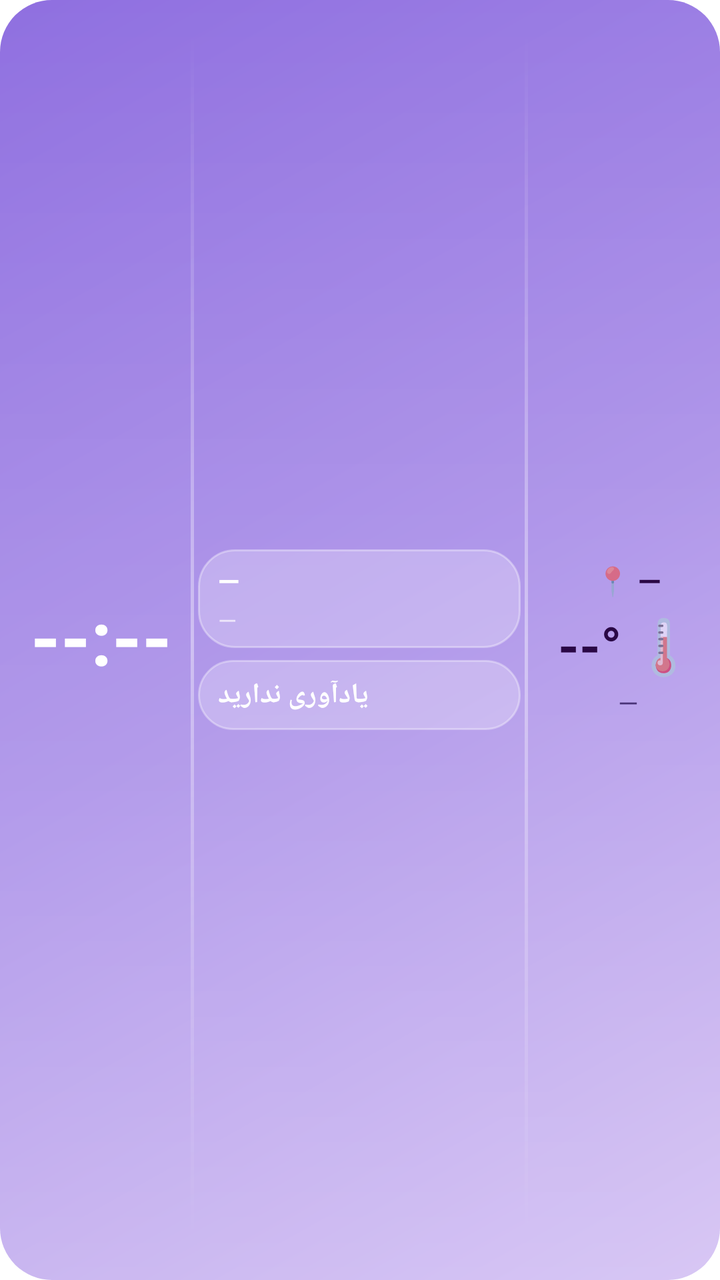
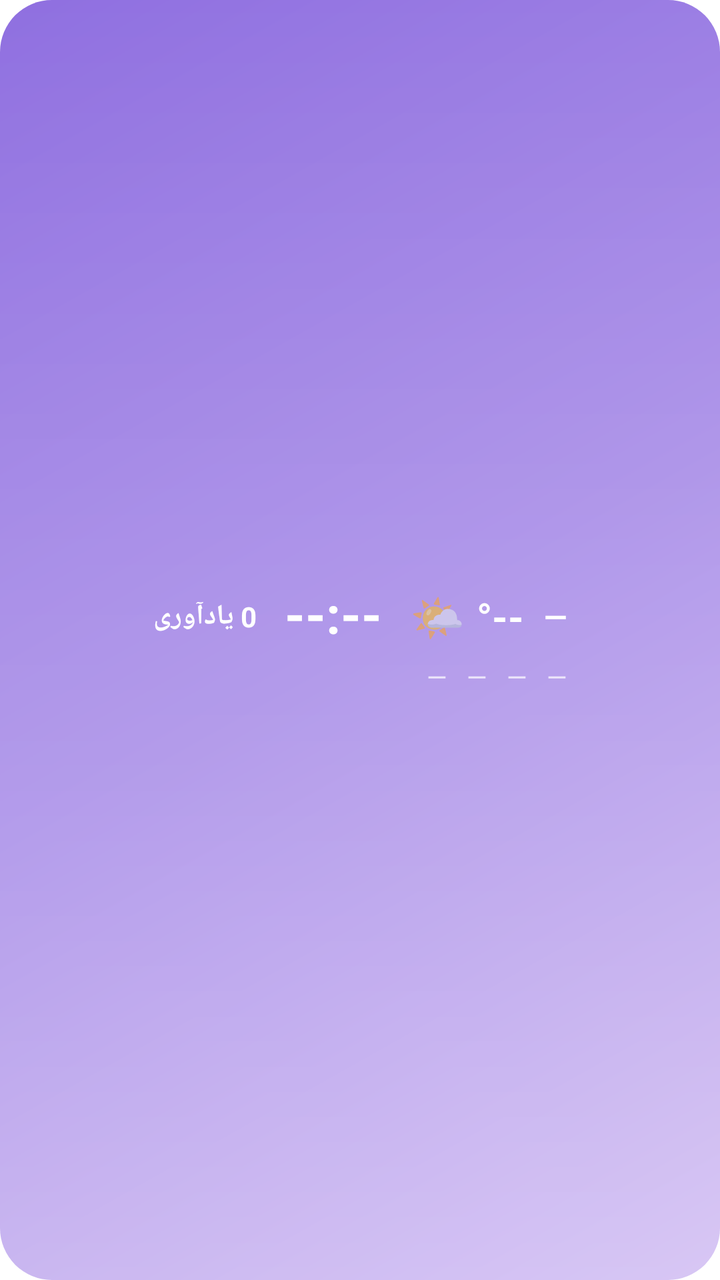

Compare the two renders of this Android layout. The source of the first and the diff that turns it into the second are given below.
<!-- AndroidManifest.xml: fallback theme Theme.MaterialComponents.DayNight.NoActionBar -->
<!-- res/layout/weather_clock_widget.xml -->
<?xml version="1.0" encoding="utf-8"?>
<FrameLayout xmlns:android="http://schemas.android.com/apk/res/android"
    android:id="@+id/widget_root"
    android:layout_width="match_parent"
    android:layout_height="match_parent"
    android:background="@drawable/widget_background">

    <LinearLayout
        android:layout_width="match_parent"
        android:layout_height="match_parent"
        android:layoutDirection="ltr"
        android:orientation="horizontal"
        android:paddingStart="6dp"
        android:paddingEnd="6dp"
        android:paddingTop="8dp"
        android:paddingBottom="8dp">

        
        <FrameLayout
            android:layout_width="0dp"
            android:layout_height="match_parent"
            android:layout_weight="26">

            <TextView
                android:id="@+id/widget_clock"
                android:layout_width="wrap_content"
                android:layout_height="wrap_content"
                android:layout_gravity="center"
                android:text="--:--"
                android:textColor="#FFFFFF"
                android:textSize="38sp"
                android:textStyle="bold"
                android:includeFontPadding="false" />
        </FrameLayout>

        
        <FrameLayout
            android:layout_width="1.5dp"
            android:layout_height="match_parent"
            android:layout_marginTop="10dp"
            android:layout_marginBottom="10dp"
            android:background="@drawable/widget_divider"></FrameLayout>

        
        <LinearLayout
            android:layout_width="0dp"
            android:layout_height="match_parent"
            android:layout_weight="48"
            android:orientation="vertical"
            android:gravity="center_vertical"
            android:paddingStart="2dp"
            android:paddingEnd="2dp">

            
            <LinearLayout
                android:layout_width="match_parent"
                android:layout_height="wrap_content"
                android:orientation="horizontal"
                android:gravity="center_vertical"
                android:background="@drawable/widget_pill_background"
                android:paddingStart="10dp"
                android:paddingEnd="10dp"
                android:paddingTop="6dp"
                android:paddingBottom="6dp">

                <LinearLayout
                    android:layout_width="0dp"
                    android:layout_height="wrap_content"
                    android:layout_weight="1"
                    android:orientation="vertical"
                    android:gravity="end"
                    android:layoutDirection="rtl">

                    <TextView
                        android:id="@+id/widget_date_line1"
                        android:layout_width="wrap_content"
                        android:layout_height="wrap_content"
                        android:text="—"
                        android:textColor="#FFFFFF"
                        android:textSize="14sp"
                        android:textStyle="bold"
                        android:gravity="end"
                        android:maxLines="1" />

                    <TextView
                        android:id="@+id/widget_date_line2"
                        android:layout_width="wrap_content"
                        android:layout_height="wrap_content"
                        android:layout_marginTop="2dp"
                        android:text="—"
                        android:textColor="#EDE6FA"
                        android:textSize="12sp"
                        android:gravity="end"
                        android:maxLines="1" />
                </LinearLayout>
            </LinearLayout>

            <FrameLayout
                android:layout_width="match_parent"
                android:layout_height="6dp"></FrameLayout>

            
            <LinearLayout
                android:layout_width="match_parent"
                android:layout_height="wrap_content"
                android:orientation="horizontal"
                android:gravity="center_vertical"
                android:background="@drawable/widget_pill_background"
                android:paddingStart="10dp"
                android:paddingEnd="10dp"
                android:paddingTop="8dp"
                android:paddingBottom="8dp">

                <TextView
                    android:id="@+id/widget_reminder"
                    android:layout_width="match_parent"
                    android:layout_height="wrap_content"
                    android:text="یادآوری ندارید"
                    android:textColor="#FFFFFF"
                    android:textSize="14sp"
                    android:textStyle="bold"
                    android:gravity="end"
                    android:layoutDirection="rtl"
                    android:maxLines="1" />
            </LinearLayout>
        </LinearLayout>

        
        <FrameLayout
            android:layout_width="1.5dp"
            android:layout_height="match_parent"
            android:layout_marginTop="10dp"
            android:layout_marginBottom="10dp"
            android:background="@drawable/widget_divider"></FrameLayout>

        
        <LinearLayout
            android:layout_width="0dp"
            android:layout_height="match_parent"
            android:layout_weight="26"
            android:orientation="vertical"
            android:gravity="center"
            android:paddingStart="10dp">

            
            <LinearLayout
                android:layout_width="wrap_content"
                android:layout_height="wrap_content"
                android:orientation="horizontal"
                android:gravity="center_vertical"
                android:layoutDirection="rtl">

                <TextView
                    android:id="@+id/widget_city"
                    android:layout_width="wrap_content"
                    android:layout_height="wrap_content"
                    android:text="—"
                    android:textColor="#2A0845"
                    android:textSize="15sp"
                    android:textStyle="bold" />

                <TextView
                    android:layout_width="wrap_content"
                    android:layout_height="wrap_content"
                    android:layout_marginStart="4dp"
                    android:text="📍"
                    android:textSize="14sp" />
            </LinearLayout>

            <LinearLayout
                android:layout_width="wrap_content"
                android:layout_height="wrap_content"
                android:layout_marginTop="4dp"
                android:orientation="horizontal"
                android:gravity="center_vertical">

                <TextView
                    android:id="@+id/widget_temp"
                    android:layout_width="wrap_content"
                    android:layout_height="wrap_content"
                    android:text="--°"
                    android:textColor="#2A0845"
                    android:textSize="27sp"
                    android:textStyle="bold" />

                <TextView
                    android:id="@+id/widget_weather_emoji"
                    android:layout_width="wrap_content"
                    android:layout_height="wrap_content"
                    android:layout_marginStart="4dp"
                    android:text="🌡️"
                    android:textSize="27sp" />
            </LinearLayout>

            <TextView
                android:id="@+id/widget_weather_desc"
                android:layout_width="wrap_content"
                android:layout_height="wrap_content"
                android:layout_marginTop="2dp"
                android:text="—"
                android:textColor="#4A3378"
                android:textSize="13sp" />
        </LinearLayout>

    </LinearLayout>
</FrameLayout>
<!-- resources referenced by this layout -->
<resources>
  <!-- drawable widget_background (drawable) -->
  <?xml version="1.0" encoding="utf-8"?>
  <layer-list xmlns:android="http://schemas.android.com/apk/res/android">
  
      <item>
          <shape>
              <corners android:radius="26dp" />
              <gradient
                  android:type="linear"
                  android:angle="135"
                  android:startColor="#CEB9F2"
                  android:centerColor="#A98EE8"
                  android:endColor="#8F6FE0" />
          </shape>
      </item>
  
      
      <item android:top="0dp" android:left="0dp" android:right="0dp">
          <shape android:shape="rectangle">
              <corners
                  android:topLeftRadius="26dp"
                  android:topRightRadius="26dp"
                  android:bottomLeftRadius="0dp"
                  android:bottomRightRadius="0dp" />
              <gradient
                  android:type="linear"
                  android:angle="90"
                  android:startColor="#33FFFFFF"
                  android:endColor="#00FFFFFF" />
              <size android:height="28dp" />
          </shape>
      </item>
  </layer-list>
  <!-- drawable widget_divider (drawable) -->
  <?xml version="1.0" encoding="utf-8"?>
  <shape xmlns:android="http://schemas.android.com/apk/res/android" android:shape="rectangle">
      <gradient
          android:type="linear"
          android:angle="90"
          android:startColor="#00FFFFFF"
          android:centerColor="#66FFFFFF"
          android:endColor="#00FFFFFF" />
  </shape>
  <!-- drawable widget_pill_background (drawable) -->
  <?xml version="1.0" encoding="utf-8"?>
  <shape xmlns:android="http://schemas.android.com/apk/res/android">
      <corners android:radius="18dp" />
      <solid android:color="#40FFFFFF" />
      <stroke
          android:width="1dp"
          android:color="#59FFFFFF" />
  </shape>
</resources>

<!-- the commit's change to res/layout/weather_clock_widget.xml (unified diff, before → after) -->
@@ -6,201 +6,127 @@
     android:background="@drawable/widget_background">
 
     <LinearLayout
-        android:layout_width="match_parent"
-        android:layout_height="match_parent"
-        android:layoutDirection="ltr"
-        android:orientation="horizontal"
-        android:paddingStart="6dp"
-        android:paddingEnd="6dp"
+        android:layout_width="wrap_content"
+        android:layout_height="wrap_content"
+        android:layout_gravity="center"
+        android:layoutDirection="rtl"
+        android:orientation="vertical"
+        android:paddingStart="14dp"
+        android:paddingEnd="14dp"
         android:paddingTop="8dp"
         android:paddingBottom="8dp">
 
         
-        <FrameLayout
-            android:layout_width="0dp"
-            android:layout_height="match_parent"
-            android:layout_weight="26">
+        <LinearLayout
+            android:layout_width="wrap_content"
+            android:layout_height="wrap_content"
+            android:layoutDirection="rtl"
+            android:orientation="horizontal"
+            android:gravity="center_vertical">
+
+            <TextView
+                android:id="@+id/widget_city"
+                android:layout_width="wrap_content"
+                android:layout_height="wrap_content"
+                android:text="—"
+                android:textColor="#FFFFFF"
+                android:textSize="15sp"
+                android:textStyle="bold"
+                android:maxLines="1" />
+
+            <TextView
+                android:id="@+id/widget_temp"
+                android:layout_width="wrap_content"
+                android:layout_height="wrap_content"
+                android:layout_marginStart="10dp"
+                android:text="--°"
+                android:textColor="#FFFFFF"
+                android:textSize="20sp"
+                android:textStyle="bold"
+                android:maxLines="1" />
+
+            <TextView
+                android:id="@+id/widget_weather_emoji"
+                android:layout_width="wrap_content"
+                android:layout_height="wrap_content"
+                android:layout_marginStart="6dp"
+                android:text="🌤️"
+                android:textSize="22sp" />
 
             <TextView
                 android:id="@+id/widget_clock"
                 android:layout_width="wrap_content"
                 android:layout_height="wrap_content"
-                android:layout_gravity="center"
+                android:layout_marginStart="14dp"
                 android:text="--:--"
                 android:textColor="#FFFFFF"
-                android:textSize="38sp"
+                android:textSize="26sp"
                 android:textStyle="bold"
-                android:includeFontPadding="false" />
-        </FrameLayout>
+                android:includeFontPadding="false"
+                android:maxLines="1" />
 
-        
+            <TextView
+                android:id="@+id/widget_reminder"
+                android:layout_width="wrap_content"
+                android:layout_height="wrap_content"
+                android:layout_marginStart="14dp"
+                android:text="0 یادآوری"
+                android:textColor="#FFFFFF"
+                android:textSize="14sp"
+                android:textStyle="bold"
+                android:maxLines="1" />
+        </LinearLayout>
+
         <FrameLayout
-            android:layout_width="1.5dp"
-            android:layout_height="match_parent"
-            android:layout_marginTop="10dp"
-            android:layout_marginBottom="10dp"
-            android:background="@drawable/widget_divider"></FrameLayout>
+            android:layout_width="match_parent"
+            android:layout_height="6dp"></FrameLayout>
 
         
         <LinearLayout
-            android:layout_width="0dp"
-            android:layout_height="match_parent"
-            android:layout_weight="48"
-            android:orientation="vertical"
-            android:gravity="center_vertical"
-            android:paddingStart="2dp"
-            android:paddingEnd="2dp">
+            android:layout_width="wrap_content"
+            android:layout_height="wrap_content"
+            android:layoutDirection="rtl"
+            android:orientation="horizontal"
+            android:gravity="center_vertical">
 
-            
-            <LinearLayout
-                android:layout_width="match_parent"
-                android:layout_height="wrap_content"
-                android:orientation="horizontal"
-                android:gravity="center_vertical"
-                android:background="@drawable/widget_pill_background"
-                android:paddingStart="10dp"
-                android:paddingEnd="10dp"
-                android:paddingTop="6dp"
-                android:paddingBottom="6dp">
-
-                <LinearLayout
-                    android:layout_width="0dp"
-                    android:layout_height="wrap_content"
-                    android:layout_weight="1"
-                    android:orientation="vertical"
-                    android:gravity="end"
-                    android:layoutDirection="rtl">
-
-                    <TextView
-                        android:id="@+id/widget_date_line1"
-                        android:layout_width="wrap_content"
-                        android:layout_height="wrap_content"
-                        android:text="—"
-                        android:textColor="#FFFFFF"
-                        android:textSize="14sp"
-                        android:textStyle="bold"
-                        android:gravity="end"
-                        android:maxLines="1" />
-
-                    <TextView
-                        android:id="@+id/widget_date_line2"
-                        android:layout_width="wrap_content"
-                        android:layout_height="wrap_content"
-                        android:layout_marginTop="2dp"
-                        android:text="—"
-                        android:textColor="#EDE6FA"
-                        android:textSize="12sp"
-                        android:gravity="end"
-                        android:maxLines="1" />
-                </LinearLayout>
-            </LinearLayout>
-
-            <FrameLayout
-                android:layout_width="match_parent"
-                android:layout_height="6dp"></FrameLayout>
-
-            
-            <LinearLayout
-                android:layout_width="match_parent"
-                android:layout_height="wrap_content"
-                android:orientation="horizontal"
-                android:gravity="center_vertical"
-                android:background="@drawable/widget_pill_background"
-                android:paddingStart="10dp"
-                android:paddingEnd="10dp"
-                android:paddingTop="8dp"
-                android:paddingBottom="8dp">
-
-                <TextView
-                    android:id="@+id/widget_reminder"
-                    android:layout_width="match_parent"
-                    android:layout_height="wrap_content"
-                    android:text="یادآوری ندارید"
-                    android:textColor="#FFFFFF"
-                    android:textSize="14sp"
-                    android:textStyle="bold"
-                    android:gravity="end"
-                    android:layoutDirection="rtl"
-                    android:maxLines="1" />
-            </LinearLayout>
-        </LinearLayout>
-
-        
-        <FrameLayout
-            android:layout_width="1.5dp"
-            android:layout_height="match_parent"
-            android:layout_marginTop="10dp"
-            android:layout_marginBottom="10dp"
-            android:background="@drawable/widget_divider"></FrameLayout>
-
-        
-        <LinearLayout
-            android:layout_width="0dp"
-            android:layout_height="match_parent"
-            android:layout_weight="26"
-            android:orientation="vertical"
-            android:gravity="center"
-            android:paddingStart="10dp">
-
-            
-            <LinearLayout
+            <TextView
+                android:id="@+id/widget_weekday"
                 android:layout_width="wrap_content"
                 android:layout_height="wrap_content"
-                android:orientation="horizontal"
-                android:gravity="center_vertical"
-                android:layoutDirection="rtl">
+                android:text="—"
+                android:textColor="#EDE6FA"
+                android:textSize="13sp"
+                android:maxLines="1" />
 
-                <TextView
-                    android:id="@+id/widget_city"
-                    android:layout_width="wrap_content"
-                    android:layout_height="wrap_content"
-                    android:text="—"
-                    android:textColor="#2A0845"
-                    android:textSize="15sp"
-                    android:textStyle="bold" />
-
-                <TextView
-                    android:layout_width="wrap_content"
-                    android:layout_height="wrap_content"
-                    android:layout_marginStart="4dp"
-                    android:text="📍"
-                    android:textSize="14sp" />
-            </LinearLayout>
-
-            <LinearLayout
+            <TextView
+                android:id="@+id/widget_date_shamsi"
                 android:layout_width="wrap_content"
                 android:layout_height="wrap_content"
-                android:layout_marginTop="4dp"
-                android:orientation="horizontal"
-                android:gravity="center_vertical">
-
-                <TextView
-                    android:id="@+id/widget_temp"
-                    android:layout_width="wrap_content"
-                    android:layout_height="wrap_content"
-                    android:text="--°"
-                    android:textColor="#2A0845"
-                    android:textSize="27sp"
-                    android:textStyle="bold" />
-
-                <TextView
-                    android:id="@+id/widget_weather_emoji"
-                    android:layout_width="wrap_content"
-                    android:layout_height="wrap_content"
-                    android:layout_marginStart="4dp"
-                    android:text="🌡️"
-                    android:textSize="27sp" />
-            </LinearLayout>
+                android:layout_marginStart="10dp"
+                android:text="—"
+                android:textColor="#EDE6FA"
+                android:textSize="13sp"
+                android:maxLines="1" />
 
             <TextView
-                android:id="@+id/widget_weather_desc"
+                android:id="@+id/widget_date_hijri"
                 android:layout_width="wrap_content"
                 android:layout_height="wrap_content"
-                android:layout_marginTop="2dp"
+                android:layout_marginStart="10dp"
                 android:text="—"
-                android:textColor="#4A3378"
-                android:textSize="13sp" />
+                android:textColor="#EDE6FA"
+                android:textSize="13sp"
+                android:maxLines="1" />
+
+            <TextView
+                android:id="@+id/widget_date_gregorian"
+                android:layout_width="wrap_content"
+                android:layout_height="wrap_content"
+                android:layout_marginStart="10dp"
+                android:text="—"
+                android:textColor="#EDE6FA"
+                android:textSize="13sp"
+                android:maxLines="1" />
         </LinearLayout>
-
     </LinearLayout>
 </FrameLayout>
<!-- resource entries referenced after the edit -->
@@ -33,24 +33,5 @@
           </shape>
       </item>
   </layer-list>
-  <!-- drawable widget_divider (drawable) -->
-  <?xml version="1.0" encoding="utf-8"?>
-  <shape xmlns:android="http://schemas.android.com/apk/res/android" android:shape="rectangle">
-      <gradient
-          android:type="linear"
-          android:angle="90"
-          android:startColor="#00FFFFFF"
-          android:centerColor="#66FFFFFF"
-          android:endColor="#00FFFFFF" />
-  </shape>
-  <!-- drawable widget_pill_background (drawable) -->
-  <?xml version="1.0" encoding="utf-8"?>
-  <shape xmlns:android="http://schemas.android.com/apk/res/android">
-      <corners android:radius="18dp" />
-      <solid android:color="#40FFFFFF" />
-      <stroke
-          android:width="1dp"
-          android:color="#59FFFFFF" />
-  </shape>
 </resources>
 
